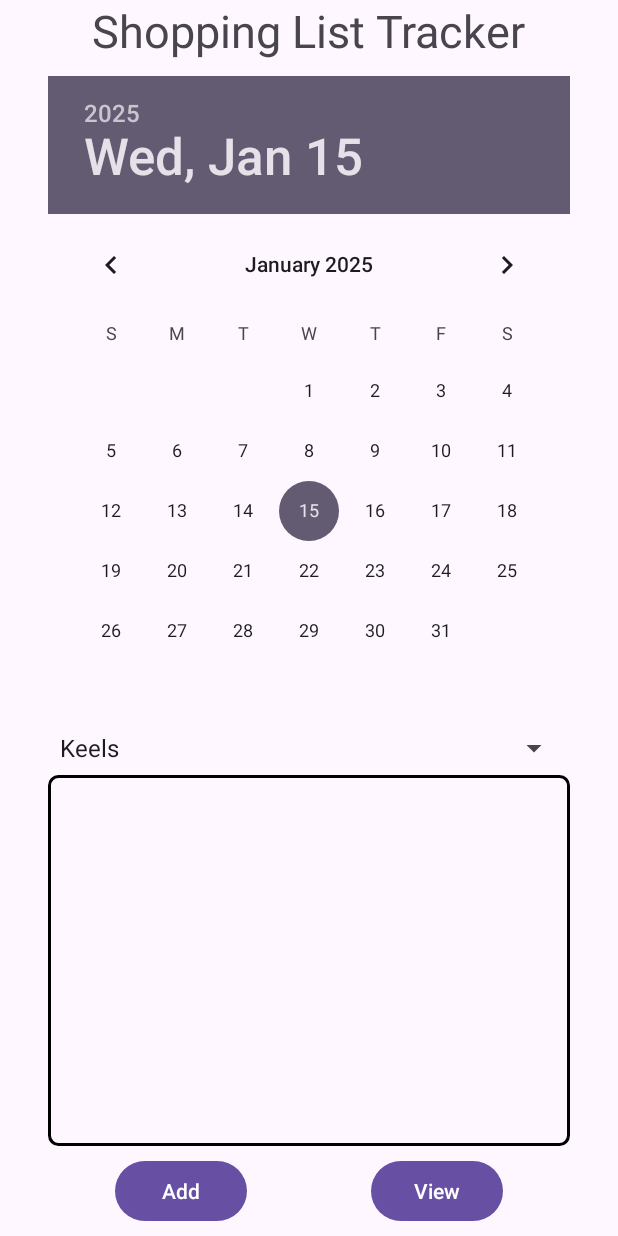
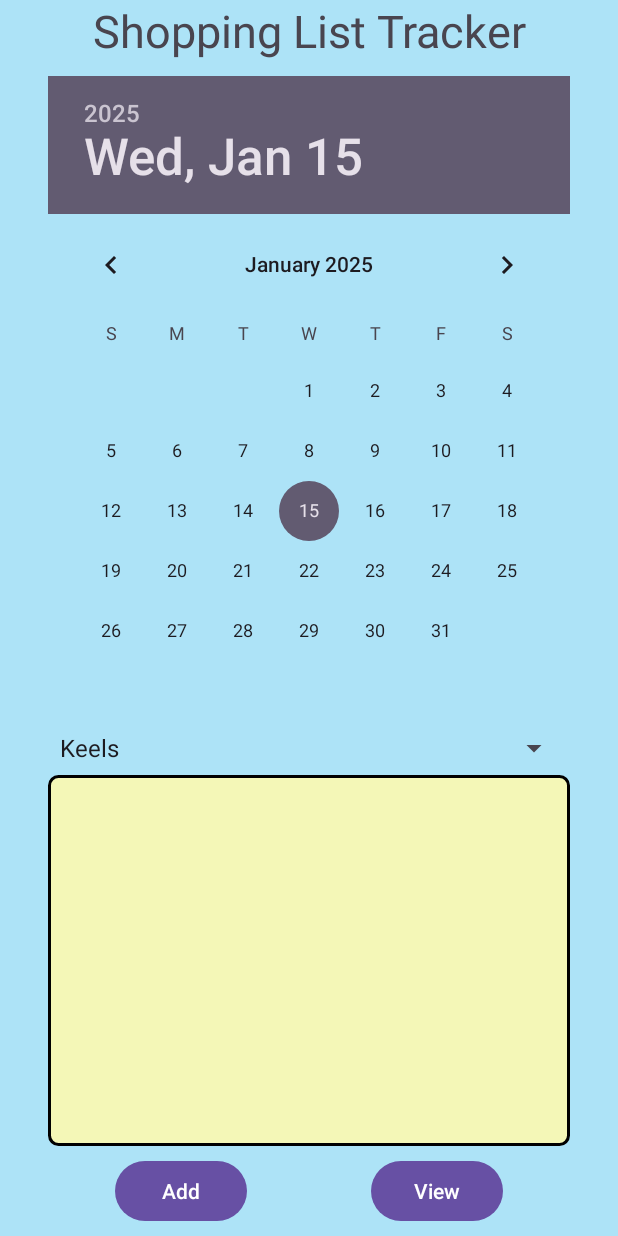
Before and after one commit to Tanuk911/ShoppingList2.0, an Android app: the screen it shows after launch (HomeActivity), on a phone screen of 412 x 824 dp. Run offline under Robolectric (Android 15) with nearby library versions, the phone set to English and light mode, and no system bars.

Commit message:
adding colors unfinished #2

```diff
--- a/app/src/main/res/drawable/item_view_background.xml
+++ b/app/src/main/res/drawable/item_view_background.xml
@@ -6,6 +6,9 @@
         android:color="@color/black"
         android:width="2dp"/>
 
+    <solid
+        android:color="@color/mindaro_yellow"/>
+
     <corners
         android:radius="6dp"/>
 
--- a/app/src/main/res/drawable/recycler_view_background.xml
+++ b/app/src/main/res/drawable/recycler_view_background.xml
@@ -1,4 +1,15 @@
 <?xml version="1.0" encoding="utf-8"?>
-<selector xmlns:android="http://schemas.android.com/apk/res/android">
+<shape android:shape="rectangle"
+    xmlns:android="http://schemas.android.com/apk/res/android">
 
-</selector>
+    <stroke
+        android:color="@color/black"
+        android:width="2dp"/>
+
+    <solid
+        android:color="@color/cornfield_yellow"/>
+
+    <corners
+        android:radius="6dp"/>
+
+</shape>
--- a/app/src/main/res/layout/activity_expanded_view.xml
+++ b/app/src/main/res/layout/activity_expanded_view.xml
@@ -6,14 +6,15 @@
     android:layout_width="match_parent"
     android:layout_height="match_parent"
     tools:context=".activities.ExpandedViewActivity"
-    android:padding="5dp">
+    android:padding="5dp"
+    android:background="@color/sail_blue">
 
     <ImageButton
         android:id="@+id/expanded_view_close"
         android:layout_width="wrap_content"
         android:layout_height="0dp"
         android:src="@drawable/baseline_chevron_left_24"
-        android:background="@color/white"
+        android:background="@color/sail_blue"
         app:layout_constraintStart_toStartOf="parent"
         app:layout_constraintTop_toTopOf="parent"
         app:layout_constraintBottom_toTopOf="@+id/expanded_view_linear1"/>
--- a/app/src/main/res/layout/activity_home.xml
+++ b/app/src/main/res/layout/activity_home.xml
@@ -6,18 +6,20 @@
     android:layout_width="match_parent"
     android:layout_height="match_parent"
     tools:context=".activities.HomeActivity"
+    android:background="@color/sail_blue"
     android:padding="5dp">
 
     <TextView
         android:id="@+id/main_txtTitle"
-        android:layout_width="wrap_content"
+        android:layout_width="0dp"
         android:layout_height="wrap_content"
         android:text="Shopping List Tracker"
         android:textSize="30sp"
+        android:gravity="center_horizontal"
         app:layout_constraintTop_toTopOf="parent"
         app:layout_constraintStart_toStartOf="parent"
         app:layout_constraintEnd_toEndOf="parent"
-        android:layout_marginBottom="20dp"/>
+        android:layout_marginBottom="20dp" />
 
     <DatePicker
         android:id="@+id/main_datePicker"
@@ -45,7 +47,7 @@
         app:layout_constraintEnd_toEndOf="@+id/main_datePicker"
         app:layout_constraintTop_toBottomOf="@+id/main_spinnerLocation"
         app:layout_constraintBottom_toTopOf="@id/main_btnAdd"
-        android:background="@drawable/item_view_background"
+        android:background="@drawable/recycler_view_background"
         android:layout_marginTop="6dp"/>
 
     <Button
--- a/app/src/main/res/layout/activity_lists.xml
+++ b/app/src/main/res/layout/activity_lists.xml
@@ -6,7 +6,8 @@
     android:layout_width="match_parent"
     android:layout_height="match_parent"
     tools:context=".activities.ListsActivity"
-    android:padding="5dp">
+    android:padding="5dp"
+    android:background="@color/sail_blue">
 
     <TextView
         android:id="@+id/lists_txtTitle"
--- a/app/src/main/res/layout/custom_alert_dialog.xml
+++ b/app/src/main/res/layout/custom_alert_dialog.xml
@@ -3,7 +3,8 @@
     xmlns:app="http://schemas.android.com/apk/res-auto"
     xmlns:tools="http://schemas.android.com/tools"
     android:layout_width="match_parent"
-    android:layout_height="wrap_content">
+    android:layout_height="wrap_content"
+    android:padding="5dp">
 
     <TextView
         android:id="@+id/custom_alert_txtTitle"
@@ -16,7 +17,7 @@
         android:background="@color/black"
         app:layout_constraintEnd_toEndOf="parent"
         app:layout_constraintStart_toStartOf="parent"
-        app:layout_constraintTop_toTopOf="parent" />
+        app:layout_constraintTop_toTopOf="parent"/>
 
     <TextView
         android:id="@+id/custom_alert_txtMessage"
```
Also changed, not shown: app/src/main/res/values/colors.xml (+9 -0 lines).
